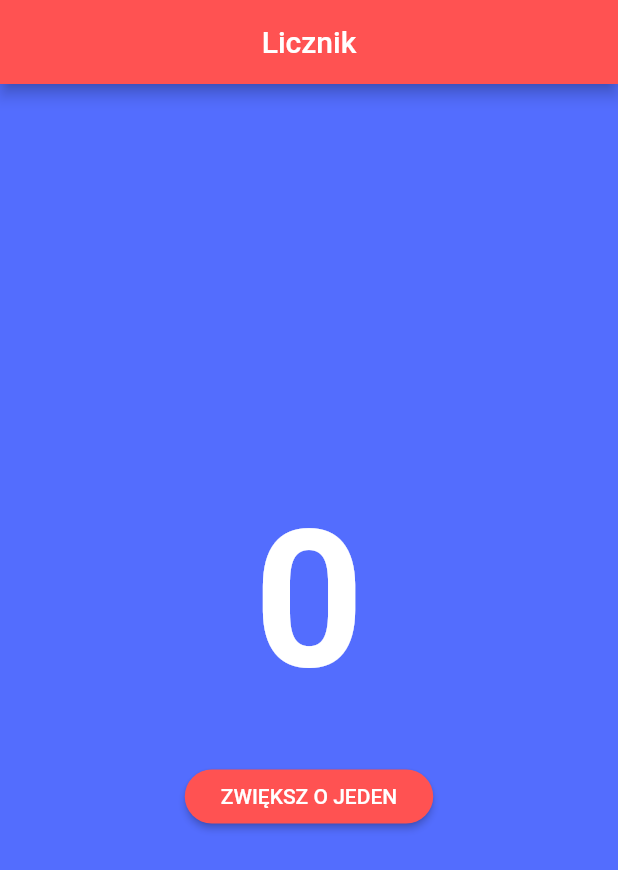
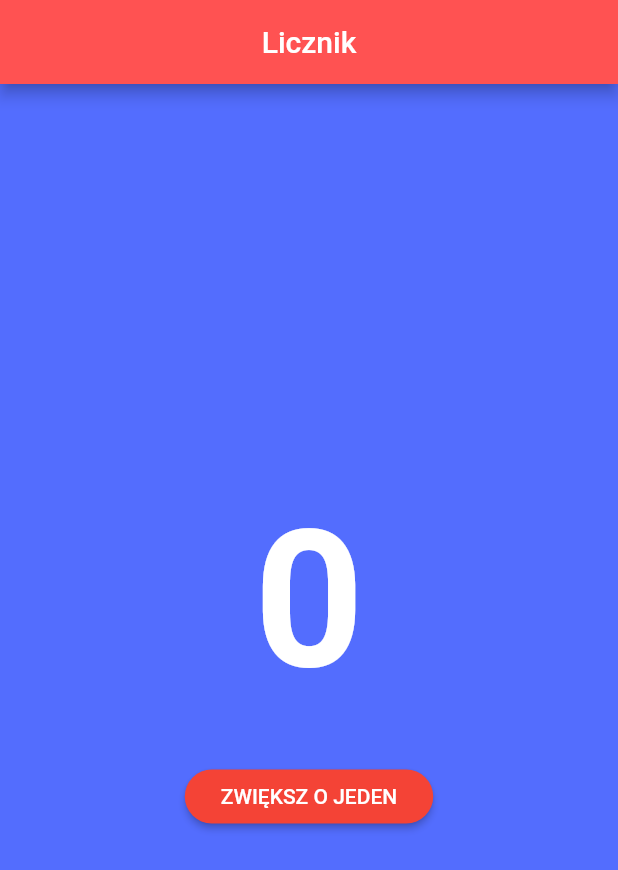
Before and after one commit to jlukas99/flutter-przyspieszony-kurs, a Flutter app: the screen it shows after launch, on a phone screen of 412 x 824 dp. Shown: the top 870 px of the screen. Run offline on Flutter 3.47's test engine with Material 2 defaults, Android fonts, the phone set to English and light mode, and no system bars.

Commit message:
some changes

```diff
--- a/lib/pages/counter.dart
+++ b/lib/pages/counter.dart
@@ -32,16 +32,20 @@ class _CounterPageState extends State<CounterPage> {
             SizedBox(
               height: 32,
             ),
-            RaisedButton(
+            ElevatedButton(
               onPressed: () {
                 setState(() {
                   liczba++;
                 });
               },
-              shape: RoundedRectangleBorder(
-                borderRadius: BorderRadius.circular(100),
+              style: ButtonStyle(
+                backgroundColor: MaterialStateProperty.all(Colors.red),
+                shape: MaterialStateProperty.all(
+                  RoundedRectangleBorder(
+                    borderRadius: BorderRadius.circular(100),
+                  ),
+                ),
               ),
-              color: Colors.redAccent,
               child: Padding(
                 padding: const EdgeInsets.all(8.0),
                 child: Text(
```
